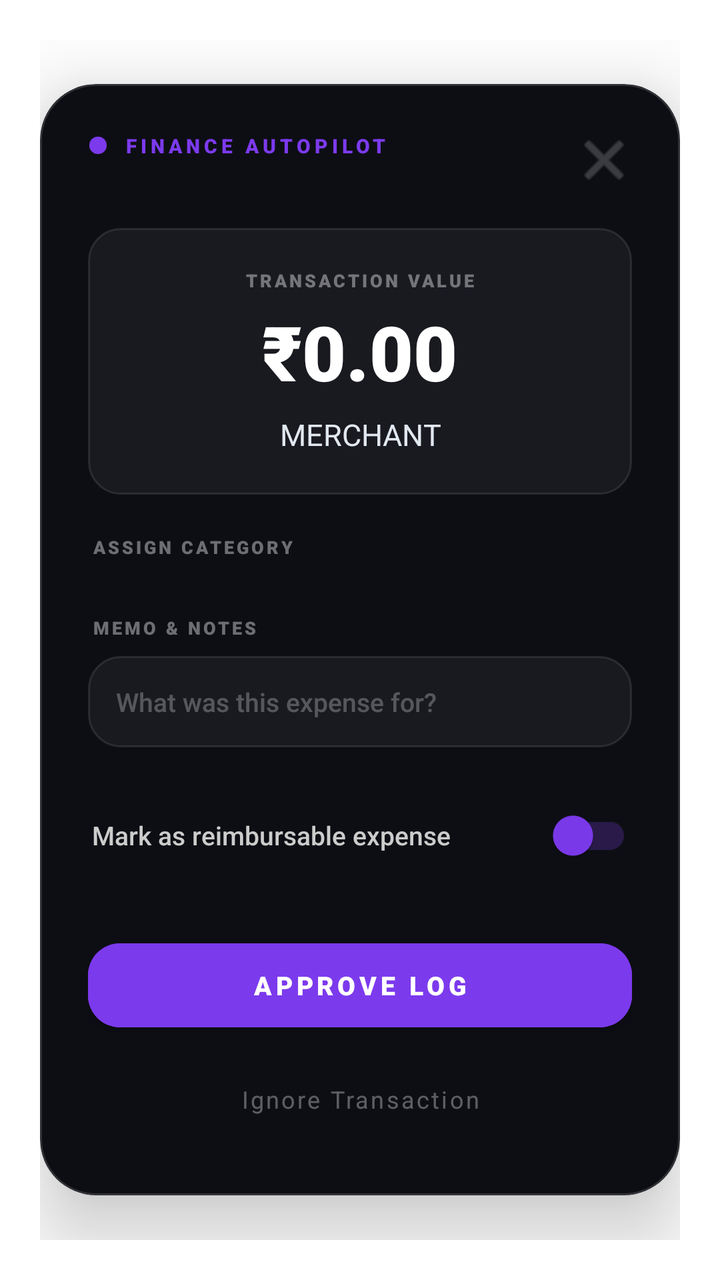
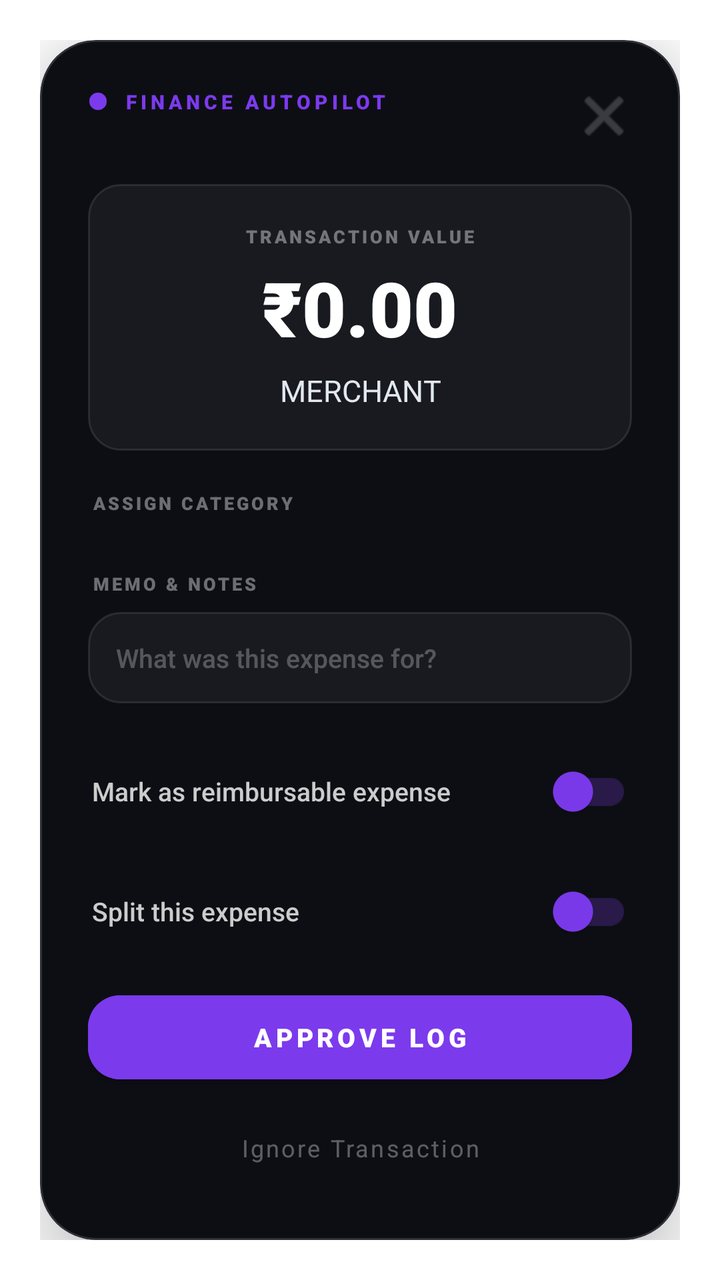

An Android layout rendered at two revisions. The XML below is the earlier revision; the diff shows what the commit changed to produce the second picture.
<!-- AndroidManifest.xml: application theme AppTheme -->
<!-- res/layout/layout_transaction_overlay.xml -->
<?xml version="1.0" encoding="utf-8"?>
<RelativeLayout xmlns:android="http://schemas.android.com/apk/res/android"
    xmlns:app="http://schemas.android.com/apk/res-auto"
    android:id="@+id/overlay_root"
    android:layout_width="match_parent"
    android:layout_height="match_parent"
    android:gravity="center"
    android:padding="20dp">

    <com.google.android.material.card.MaterialCardView
        android:id="@+id/card_container"
        android:layout_width="match_parent"
        android:layout_height="wrap_content"
        android:layout_centerInParent="true"
        android:maxWidth="400dp"
        app:cardBackgroundColor="#0D0E14"
        app:cardCornerRadius="28dp"
        app:cardElevation="24dp"
        app:strokeColor="#25FFFFFF"
        app:strokeWidth="1dp">

        <LinearLayout
            android:layout_width="match_parent"
            android:layout_height="wrap_content"
            android:orientation="vertical"
            android:padding="24dp">

            
            <RelativeLayout
                android:layout_width="match_parent"
                android:layout_height="wrap_content"
                android:layout_marginBottom="20dp">

                <LinearLayout
                    android:layout_width="wrap_content"
                    android:layout_height="wrap_content"
                    android:gravity="center_vertical"
                    android:orientation="horizontal">

                    
                    <ImageView
                        android:id="@+id/iv_header_dot"
                        android:layout_width="10dp"
                        android:layout_height="10dp"
                        android:src="@android:drawable/presence_online"
                        app:tint="#7C3AED" />

                    <TextView
                        android:id="@+id/tv_source_app"
                        android:layout_width="wrap_content"
                        android:layout_height="wrap_content"
                        android:layout_marginStart="8dp"
                        android:fontFamily="sans-serif-black"
                        android:letterSpacing="0.2"
                        android:text="FINANCE AUTOPILOT"
                        android:textColor="#7C3AED"
                        android:textSize="10sp" />
                </LinearLayout>

                
                <ImageButton
                    android:id="@+id/btn_close_overlay"
                    android:layout_width="28dp"
                    android:layout_height="28dp"
                    android:layout_alignParentEnd="true"
                    android:background="?attr/selectableItemBackgroundBorderless"
                    android:src="@android:drawable/ic_menu_close_clear_cancel"
                    app:tint="#50FFFFFF" />
            </RelativeLayout>

            
            <LinearLayout
                android:layout_width="match_parent"
                android:layout_height="wrap_content"
                android:orientation="vertical"
                android:gravity="center"
                android:background="@drawable/bg_overlay_input"
                android:paddingVertical="20dp"
                android:paddingHorizontal="16dp"
                android:layout_marginBottom="20dp">

                <TextView
                    android:id="@+id/tv_amount_label"
                    android:layout_width="wrap_content"
                    android:layout_height="wrap_content"
                    android:fontFamily="sans-serif-black"
                    android:text="TRANSACTION VALUE"
                    android:textColor="#66FFFFFF"
                    android:textSize="9sp"
                    android:letterSpacing="0.15"
                    android:layout_marginBottom="4dp"/>

                <TextView
                    android:id="@+id/tv_overlay_amount"
                    android:layout_width="wrap_content"
                    android:layout_height="wrap_content"
                    android:fontFamily="sans-serif-black"
                    android:text="₹0.00"
                    android:textColor="#FFFFFF"
                    android:textSize="38sp"
                    android:lineSpacingMultiplier="0.9" />

                <TextView
                    android:id="@+id/tv_overlay_merchant"
                    android:layout_width="wrap_content"
                    android:layout_height="wrap_content"
                    android:layout_marginTop="6dp"
                    android:fontFamily="sans-serif-bold"
                    android:text="MERCHANT"
                    android:textColor="#E2E8F0"
                    android:textSize="15sp"
                    android:gravity="center" />
            </LinearLayout>

            
            <TextView
                android:layout_width="wrap_content"
                android:layout_height="wrap_content"
                android:layout_marginBottom="8dp"
                android:fontFamily="sans-serif-black"
                android:letterSpacing="0.15"
                android:text="ASSIGN CATEGORY"
                android:textColor="#66FFFFFF"
                android:textSize="9sp"
                android:layout_marginStart="2dp" />

            <HorizontalScrollView
                android:layout_width="match_parent"
                android:layout_height="wrap_content"
                android:layout_marginBottom="20dp"
                android:scrollbars="none"
                android:overScrollMode="never">

                <com.google.android.material.chip.ChipGroup
                    android:id="@+id/chip_group_overlay_categories"
                    android:layout_width="wrap_content"
                    android:layout_height="wrap_content"
                    app:singleSelection="true"
                    app:chipSpacingHorizontal="6dp"/>
            </HorizontalScrollView>

            
            <TextView
                android:layout_width="wrap_content"
                android:layout_height="wrap_content"
                android:layout_marginBottom="8dp"
                android:fontFamily="sans-serif-black"
                android:letterSpacing="0.15"
                android:text="MEMO &amp; NOTES"
                android:textColor="#66FFFFFF"
                android:textSize="9sp"
                android:layout_marginStart="2dp" />

            <EditText
                android:id="@+id/et_overlay_notes"
                android:layout_width="match_parent"
                android:layout_height="wrap_content"
                android:layout_marginBottom="20dp"
                android:background="@drawable/bg_overlay_input"
                android:fontFamily="sans-serif-medium"
                android:hint="What was this expense for?"
                android:padding="14dp"
                android:textColor="#FFFFFF"
                android:textColorHint="#44FFFFFF"
                android:textSize="13sp"
                android:inputType="textCapSentences" />

            
            <com.google.android.material.switchmaterial.SwitchMaterial
                android:id="@+id/switch_reimbursable"
                android:layout_width="match_parent"
                android:layout_height="wrap_content"
                android:layout_marginBottom="24dp"
                android:text="Mark as reimbursable expense"
                android:textColor="#CCCCCC"
                android:textSize="13sp"
                android:fontFamily="sans-serif-medium"
                app:thumbTint="#7C3AED"
                app:trackTint="#407C3AED"
                android:layout_marginStart="2dp" />

            
            <com.google.android.material.button.MaterialButton
                android:id="@+id/btn_overlay_save"
                android:layout_width="match_parent"
                android:layout_height="54dp"
                android:backgroundTint="#7C3AED"
                android:fontFamily="sans-serif-black"
                android:text="APPROVE LOG"
                android:textColor="#FFFFFF"
                android:textAllCaps="true"
                android:textSize="13sp"
                android:letterSpacing="0.15"
                app:cornerRadius="16dp"
                app:rippleColor="#33FFFFFF" />

            <com.google.android.material.button.MaterialButton
                android:id="@+id/btn_overlay_dismiss"
                style="@style/Widget.MaterialComponents.Button.TextButton"
                android:layout_width="match_parent"
                android:layout_height="wrap_content"
                android:layout_marginTop="6dp"
                android:fontFamily="sans-serif-bold"
                android:text="Ignore Transaction"
                android:textColor="#55FFFFFF"
                android:textSize="12sp"
                android:textAllCaps="false" />

        </LinearLayout>

        
        <FrameLayout
            android:id="@+id/layout_success_animation"
            android:layout_width="match_parent"
            android:layout_height="match_parent"
            android:background="#F90D0E14"
            android:clickable="true"
            android:focusable="true"
            android:alpha="0"
            android:visibility="gone">

            
            <View
                android:id="@+id/view_burst_ring"
                android:layout_width="160dp"
                android:layout_height="160dp"
                android:layout_gravity="center"
                android:background="@drawable/shape_success_burst_ring"
                android:scaleX="0.2"
                android:scaleY="0.2"
                android:alpha="0" />

            
            <ImageView
                android:id="@+id/iv_success_tick"
                android:layout_width="88dp"
                android:layout_height="88dp"
                android:layout_gravity="center"
                android:src="@drawable/ic_success_tick"
                android:scaleX="0"
                android:scaleY="0" />
        </FrameLayout>
    </com.google.android.material.card.MaterialCardView>
</RelativeLayout>
<!-- resources referenced by this layout -->
<resources>
  <!-- drawable bg_overlay_input (drawable) -->
  <?xml version="1.0" encoding="utf-8"?>
  <shape xmlns:android="http://schemas.android.com/apk/res/android">
      <solid android:color="#0DFFFFFF" />
      <corners android:radius="16dp" />
      <stroke android:width="1dp" android:color="#1AFFFFFF" />
  </shape>
  <!-- drawable ic_success_tick (drawable) -->
  <vector xmlns:android="http://schemas.android.com/apk/res/android"
      android:width="96dp"
      android:height="96dp"
      android:viewportWidth="24"
      android:viewportHeight="24">
      <path
          android:fillColor="#10B981"
          android:pathData="M12,2C6.48,2 2,6.48 2,12s4.48,10 10,10 10,-4.48 10,-10S17.52,2 12,2z"/>
      <path
          android:fillColor="#FFFFFF"
          android:pathData="M9.999,17.199l-5.299,-5.299 1.4,-1.4 3.899,3.899 8.299,-8.299 1.4,1.4z"/>
  </vector>
  <!-- drawable shape_success_burst_ring (drawable) -->
  <?xml version="1.0" encoding="utf-8"?>
  <shape xmlns:android="http://schemas.android.com/apk/res/android"
      android:shape="oval">
      <solid android:color="#2210B981" />
      <stroke android:width="4dp" android:color="#6610B981" />
  </shape>
  <style name="AppTheme" parent="Theme.MaterialComponents.DayNight.NoActionBar">
          
          <item name="colorPrimary">@color/colorPrimary</item>
          <item name="colorPrimaryDark">@color/colorPrimaryDark</item>
          <item name="colorAccent">@color/colorAccent</item>
          <item name="android:windowTranslucentStatus">true</item>
      </style>
  <color name="colorPrimary">#7c3aed</color>
  <color name="colorPrimaryDark">#6d28d9</color>
  <color name="colorAccent">#7c3aed</color>
</resources>

<!-- the commit's change to res/layout/layout_transaction_overlay.xml (unified diff, before → after) -->
@@ -170,7 +170,7 @@
                 android:id="@+id/switch_reimbursable"
                 android:layout_width="match_parent"
                 android:layout_height="wrap_content"
-                android:layout_marginBottom="24dp"
+                android:layout_marginBottom="12dp"
                 android:text="Mark as reimbursable expense"
                 android:textColor="#CCCCCC"
                 android:textSize="13sp"
@@ -178,6 +178,66 @@
                 app:thumbTint="#7C3AED"
                 app:trackTint="#407C3AED"
                 android:layout_marginStart="2dp" />
+
+            
+            <com.google.android.material.switchmaterial.SwitchMaterial
+                android:id="@+id/switch_split"
+                android:layout_width="match_parent"
+                android:layout_height="wrap_content"
+                android:layout_marginBottom="12dp"
+                android:text="Split this expense"
+                android:textColor="#CCCCCC"
+                android:textSize="13sp"
+                android:fontFamily="sans-serif-medium"
+                app:thumbTint="#7C3AED"
+                app:trackTint="#407C3AED"
+                android:layout_marginStart="2dp" />
+
+            
+            <LinearLayout
+                android:id="@+id/layout_split_section"
+                android:layout_width="match_parent"
+                android:layout_height="wrap_content"
+                android:orientation="vertical"
+                android:visibility="gone"
+                android:layout_marginBottom="24dp">
+
+                <TextView
+                    android:layout_width="wrap_content"
+                    android:layout_height="wrap_content"
+                    android:layout_marginBottom="8dp"
+                    android:fontFamily="sans-serif-black"
+                    android:letterSpacing="0.15"
+                    android:text="SELECT MEMBERS TO SPLIT WITH"
+                    android:textColor="#66FFFFFF"
+                    android:textSize="9sp"
+                    android:layout_marginStart="2dp" />
+
+                <HorizontalScrollView
+                    android:layout_width="match_parent"
+                    android:layout_height="wrap_content"
+                    android:layout_marginBottom="12dp"
+                    android:scrollbars="none"
+                    android:overScrollMode="never">
+
+                    <com.google.android.material.chip.ChipGroup
+                        android:id="@+id/chip_group_split_contacts"
+                        android:layout_width="wrap_content"
+                        android:layout_height="wrap_content"
+                        app:singleSelection="false"
+                        app:chipSpacingHorizontal="6dp"/>
+                </HorizontalScrollView>
+
+                <TextView
+                    android:id="@+id/tv_split_summary"
+                    android:layout_width="match_parent"
+                    android:layout_height="wrap_content"
+                    android:fontFamily="sans-serif-medium"
+                    android:text="Select contacts to see split details"
+                    android:textColor="#94A3B8"
+                    android:textSize="12sp"
+                    android:layout_marginStart="2dp" />
+            </LinearLayout>
 
             
             <com.google.android.material.button.MaterialButton
